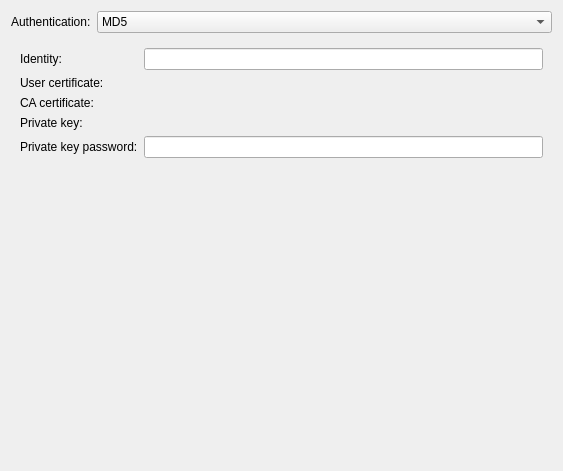
Above: libs/editor/settings/ui/802-1x.ui from KDE/plasma-nm before the change. Below: the same form after it.
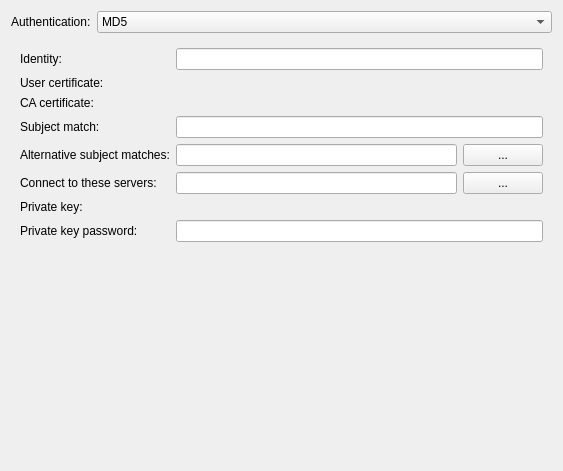
That is the form after the change. The open tabs and pages were chosen to show the change. Custom widgets are drawn as their Qt base class.

Commit message: Add WPA/WPA2 Enterprise (partial) validation + options to add subjectMatch and altSubjectMatch properties

The edit to the form file:
```diff
--- a/libs/editor/settings/ui/802-1x.ui
+++ b/libs/editor/settings/ui/802-1x.ui
@@ -158,6 +158,62 @@
         </widget>
        </item>
        <item row="3" column="0">
+        <widget class="QLabel" name="label_27">
+         <property name="text">
+          <string>Subject match:</string>
+         </property>
+        </widget>
+       </item>
+       <item row="3" column="1">
+        <widget class="QLineEdit" name="leTlsSubjectMatch">
+         <property name="text">
+          <string/>
+         </property>
+        </widget>
+       </item>
+       <item row="4" column="0">
+        <widget class="QLabel" name="label_28">
+         <property name="text">
+          <string>Alternative subject matches:</string>
+         </property>
+        </widget>
+       </item>
+       <item row="4" column="1">
+        <layout class="QHBoxLayout" name="horizontalLayout">
+         <item>
+          <widget class="QLineEdit" name="leTlsAlternativeSubjectMatches"/>
+         </item>
+         <item>
+          <widget class="QPushButton" name="btnTlsAltSubjectMatches">
+           <property name="text">
+            <string>...</string>
+           </property>
+          </widget>
+         </item>
+        </layout>
+       </item>
+       <item row="5" column="0">
+        <widget class="QLabel" name="label_29">
+         <property name="text">
+          <string>Connect to these servers:</string>
+         </property>
+        </widget>
+       </item>
+       <item row="5" column="1">
+        <layout class="QHBoxLayout" name="horizontalLayout_2">
+         <item>
+          <widget class="QLineEdit" name="leTlsConnectToServers"/>
+         </item>
+         <item>
+          <widget class="QPushButton" name="btnTlsConnectToServers">
+           <property name="text">
+            <string>...</string>
+           </property>
+          </widget>
+         </item>
+        </layout>
+       </item>
+       <item row="6" column="0">
         <widget class="QLabel" name="label_7">
          <property name="text">
           <string>Private key:</string>
@@ -167,14 +223,14 @@
          </property>
         </widget>
        </item>
-       <item row="3" column="1">
+       <item row="6" column="1">
         <widget class="KUrlRequester" name="tlsPrivateKey">
          <property name="filter">
           <string notr="true">*.der *.pem *.p12</string>
          </property>
         </widget>
        </item>
-       <item row="4" column="0">
+       <item row="7" column="0">
         <widget class="QLabel" name="label_8">
          <property name="text">
           <string>Private key password:</string>
@@ -184,7 +240,7 @@
          </property>
         </widget>
        </item>
-       <item row="4" column="1">
+       <item row="7" column="1">
         <widget class="PasswordField" name="tlsPrivateKeyPassword">
          <property name="passwordMode" stdset="0">
           <bool>true</bool>
@@ -620,6 +676,11 @@
   </layout>
  </widget>
  <customwidgets>
+  <customwidget>
+   <class>KComboBox</class>
+   <extends>QComboBox</extends>
+   <header>kcombobox.h</header>
+  </customwidget>
   <customwidget>
    <class>KUrlRequester</class>
    <extends>QWidget</extends>
@@ -630,11 +691,6 @@
    <extends>QLineEdit</extends>
    <header>klineedit.h</header>
   </customwidget>
-  <customwidget>
-   <class>KComboBox</class>
-   <extends>QComboBox</extends>
-   <header>kcombobox.h</header>
-  </customwidget>
   <customwidget>
    <class>PasswordField</class>
    <extends>QLineEdit</extends>
```
Left out of the diff: 82 changed lines with no effect on the pictures. The commit also changes 8 other files.
